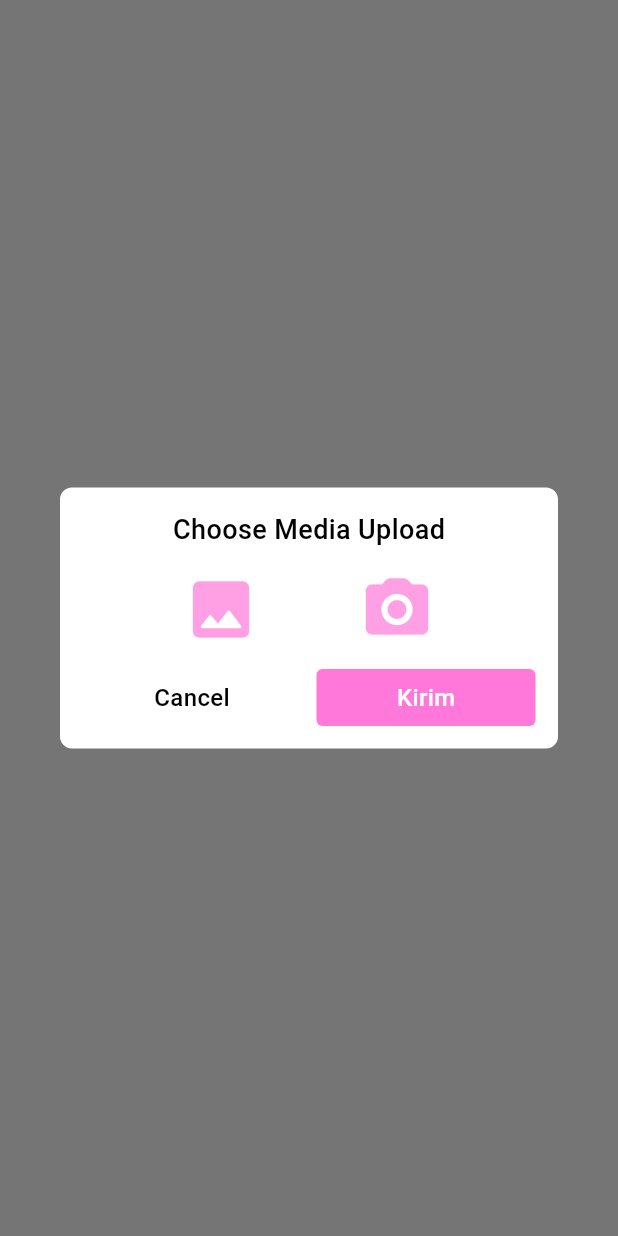
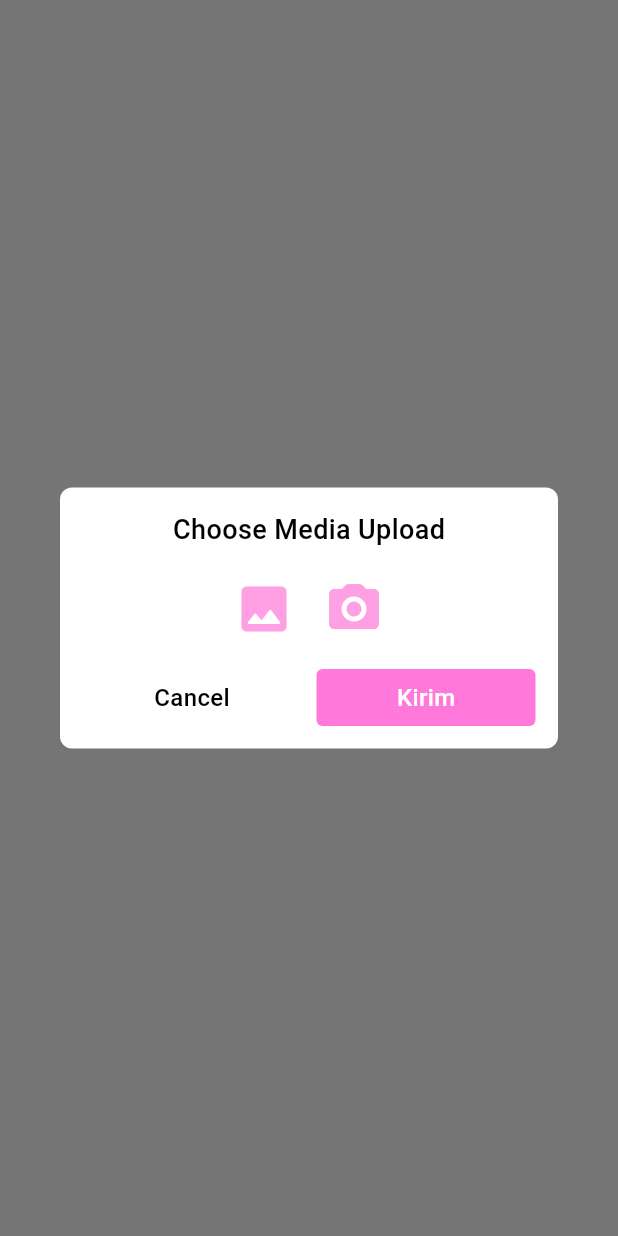
Before and after one commit to fawait123/chatbot-mobile, a Flutter app: what showDialogUpload() shows on an empty page, opened directly, on a phone screen of 412 x 824 dp. Run offline on Flutter 3.47's test engine with Material 3 defaults, Android fonts, the phone set to English and light mode, and no system bars; our stand-ins replace chat_bubbles, chewie, dropdown_button2, firebase_core, flutter_svg, fluttertoast and 6 more; missing offline and left inert: carousel_slider_plus, lazy_load_indexed_stack, video_thumbnail; accounts and stored records are empty; network calls fail.

Commit message:
feat: descrpiption

```diff
--- a/lib/app/modules/photo/models/photo_model/photo_model.dart
+++ b/lib/app/modules/photo/models/photo_model/photo_model.dart
@@ -10,6 +10,7 @@ class PhotoModel {
   String? createdAt;
   String? updatedAt;
   String? note;
+  String? description;
   int? v;
 
   PhotoModel(
@@ -20,7 +21,8 @@ class PhotoModel {
       this.createdAt,
       this.updatedAt,
       this.v,
-      this.note});
+      this.note,
+      this.description});
 
   factory PhotoModel.fromMap(Map<String, dynamic> data) => PhotoModel(
       id: data['_id'] as String?,
@@ -33,7 +35,7 @@ class PhotoModel {
       updatedAt: data['updatedAt'] as String?,
       v: data['__v'] as int?,
       note: data['note'] as String?,
-      );
+      description: data['description'] as String?);
 
   Map<String, dynamic> toMap() => {
         '_id': id,
--- a/lib/app/modules/photo/widgets/custom_dialog_upload.dart
+++ b/lib/app/modules/photo/widgets/custom_dialog_upload.dart
@@ -1,6 +1,7 @@
 import 'dart:io';
 import 'dart:ui';
 
+import 'package:apps_consultation_pregnant/app/components/text_input/default_text_input.dart';
 import 'package:apps_consultation_pregnant/app/core/styles/style_text.dart';
 import 'package:apps_consultation_pregnant/app/modules/photo/controllers/photo_controller.dart';
 
@@ -34,13 +35,34 @@ class CustomDialogUpload {
               Gap(15),
               Obx(
                 () => photoController.imageUpload.value != null
-                    ? Image.file(
+                    ? Column(
+                        mainAxisAlignment: MainAxisAlignment.spaceEvenly,
+                        children: [
+                          Image.file(
                             photoController.imageUpload.value!,
-                        height: Get.height * 0.3,
+                            height: Get.height * 0.2,
                             width: Get.width * 0.5,
+                          ),
+                          const SizedBox(
+                            height: 8,
+                          ), // Jarak antara row dan text input
+                          DefaultTextInput(
+                            controller: photoController.description,
+                            hintText: 'Keterangan',
+                            keyboardType: TextInputType.text,
+                            textStyle: CustomText.Regular(
+                              fontSize: 12.0,
+                              colorText: CustomColor.greyColor.withOpacity(0.5),
+                            ),
+                          ),
+                        ],
                       )
-                    : Row(
+                    : Column(
                         mainAxisAlignment: MainAxisAlignment.spaceEvenly,
+                        children: [
+                          Row(
+                            mainAxisAlignment:
+                                MainAxisAlignment.center, // Rata tengah
                             children: [
                               InkWell(
                                 onTap: () async {
@@ -49,14 +71,16 @@ class CustomDialogUpload {
                                 child: Container(
                                   width: 50,
                                   height: 50,
+                                  alignment: Alignment.center, // Tengah
                                   child: Icon(
                                     Icons.image_rounded,
-                                size: 50,
-                                color:
-                                    CustomColor.primaryColor.withOpacity(0.7),
+                                    size: 40, // Ukuran lebih proporsional
+                                    color: CustomColor.primaryColor
+                                        .withOpacity(0.7),
                                   ),
                                 ),
                               ),
+                              const SizedBox(width: 10), // Jarak antar ikon
                               InkWell(
                                 onTap: () async {
                                   await photoController.useImageCamera();
@@ -64,22 +88,26 @@ class CustomDialogUpload {
                                 child: Container(
                                   width: 50,
                                   height: 50,
+                                  alignment: Alignment.center, // Tengah
                                   child: Icon(
                                     Icons.photo_camera_rounded,
-                                size: 50,
-                                color:
-                                    CustomColor.primaryColor.withOpacity(0.7),
+                                    size: 40,
+                                    color: CustomColor.primaryColor
+                                        .withOpacity(0.7),
                                   ),
                                 ),
-                          )
+                              ),
+                            ],
+                          ),
                         ],
                       ),
               ),
               Gap(15),
-              photoController.fileNameController.value.text != null ?
-              Row(
+              photoController.fileNameController.value.text != null
+                  ? Row(
                       children: [
-                  Expanded(child: InkWell(
+                        Expanded(
+                          child: InkWell(
                             onTap: () {
                               photoController.cancelUpload();
                             },
@@ -93,14 +121,18 @@ class CustomDialogUpload {
                               child: Text(
                                 'Cancel',
                                 style: CustomText.Medium(
-                            fontSize: 16.0, colorText: CustomColor.blackColor),
+                                    fontSize: 16.0,
+                                    colorText: CustomColor.blackColor),
                               ),
                             ),
-                  ),),
+                          ),
+                        ),
                         Gap(10),
-                  Expanded(child: InkWell(
+                        Expanded(
+                            child: InkWell(
                           onTap: () {
-                      if(photoController.fileNameController.value.text.isNotEmpty) {
+                            if (photoController
+                                .fileNameController.value.text.isNotEmpty) {
                               photoController.postPhoto();
                             }
                           },
@@ -114,12 +146,14 @@ class CustomDialogUpload {
                             child: Text(
                               'Kirim',
                               style: CustomText.Medium(
-                            fontSize: 16.0, colorText: CustomColor.whiteColor),
+                                  fontSize: 16.0,
+                                  colorText: CustomColor.whiteColor),
                             ),
                           ),
                         ))
                       ],
-              ) : InkWell(
+                    )
+                  : InkWell(
                       onTap: () {
                         photoController.postPhoto();
                       },
@@ -133,7 +167,8 @@ class CustomDialogUpload {
                         child: Text(
                           'Kirim',
                           style: CustomText.Medium(
-                        fontSize: 16.0, colorText: CustomColor.whiteColor),
+                              fontSize: 16.0,
+                              colorText: CustomColor.whiteColor),
                         ),
                       ),
                     ),
@@ -143,5 +178,4 @@ class CustomDialogUpload {
       ),
     );
   }
-
 }
```
Also changed, not shown: lib/app/modules/photo/controllers/photo_controller.dart (+8 -2 lines), lib/app/modules/photo/views/photo_view.dart (+30 -5 lines), pubspec.lock, 1 other file. Lines whose indentation alone changed are shown as unchanged.
